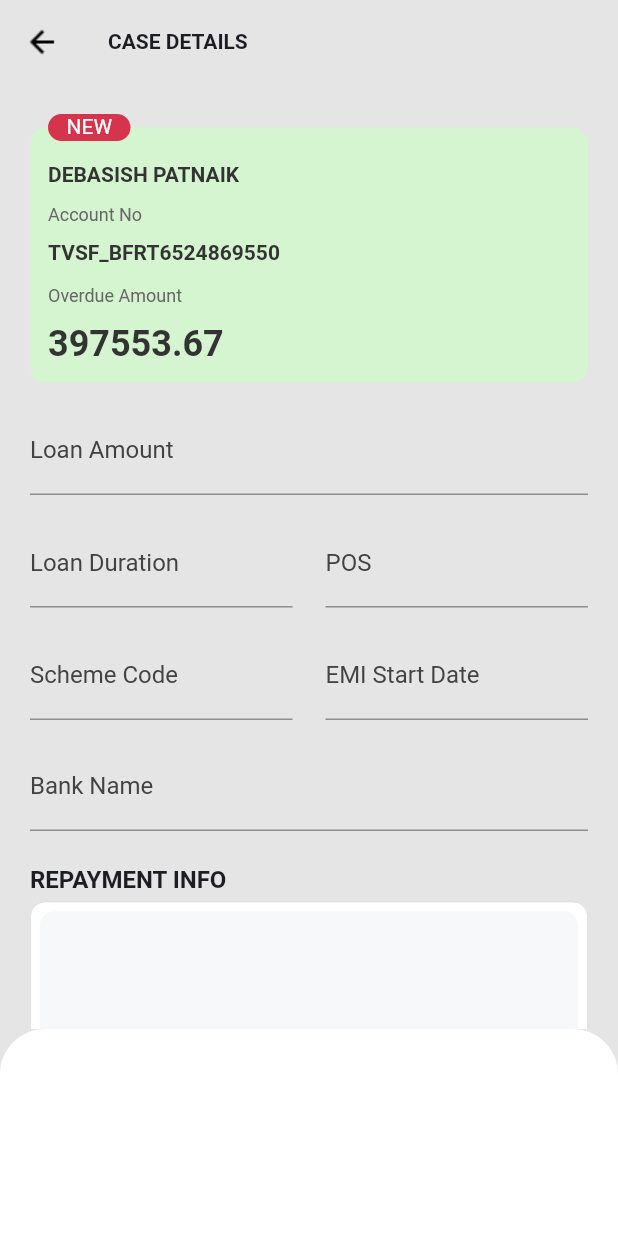
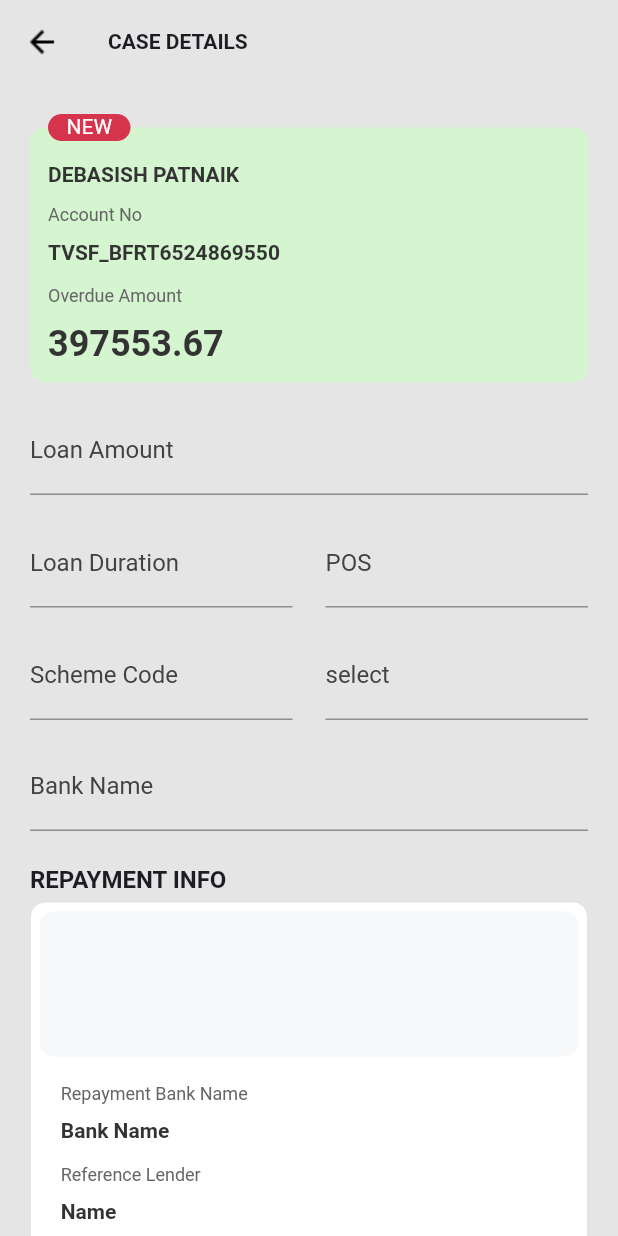
Before and after one commit to krian-kk/flutter-multi-module-app, a Flutter app: the screen it shows after launch, on a phone screen of 412 x 824 dp. Run offline on Flutter 3.47's test engine with Material 2 defaults, Android fonts, the phone set to English and light mode, and no system bars; our stand-ins replace bloc, easy_localization, equatable, flutter_bloc, fluttertoast, geolocator and 1 more; missing offline and left inert: location_permissions; Roboto replaces fonts that are missing (Roboto-Regular).

Commit message:
pull Changed

```diff
--- a/lib/screen/case_details_screen/case_details_screen.dart
+++ b/lib/screen/case_details_screen/case_details_screen.dart
@@ -5,6 +5,7 @@ import 'package:origa/screen/search_allocation_details_screen/search_allocation_
 import 'package:origa/utils/color_resource.dart';
 import 'package:origa/utils/font.dart';
 import 'package:origa/utils/image_resource.dart';
+import 'package:origa/utils/string_resource.dart';
 import 'package:origa/widgets/custom_button.dart';
 import 'package:origa/widgets/custom_text.dart';
 
@@ -38,7 +39,7 @@ class _CaseDetailsScreenState extends State<CaseDetailsScreen> {
       appBar: AppBar(
         backgroundColor: ColorResource.colorE5E5E5,
         title: CustomText(
-            'CASE DETAILS',
+          StringResource.caseDetials,
           fontWeight: FontWeight.w700,
         ),
         leading: Image.asset(
@@ -50,9 +51,7 @@ class _CaseDetailsScreenState extends State<CaseDetailsScreen> {
       ),
       body: BlocListener<CaseDetailsBloc, CaseDetailsState>(
         bloc: bloc,
-          listener: (context, state) {
-            // TODO: implement listener
-          },
+        listener: (context, state) {},
         child: BlocBuilder<CaseDetailsBloc, CaseDetailsState>(
           bloc: bloc,
           builder: (context, state) {
@@ -93,7 +92,7 @@ class _CaseDetailsScreenState extends State<CaseDetailsScreen> {
                                         ),
                                         const SizedBox(height: 11),
                                         CustomText(
-                                        'Account No',
+                                          StringResource.accountNo,
                                           fontWeight: FontWeight.w400,
                                           fontSize: FontSize.twelve,
                                           fontStyle: FontStyle.normal,
@@ -109,7 +108,7 @@ class _CaseDetailsScreenState extends State<CaseDetailsScreen> {
                                         ),
                                         const SizedBox(height: 13),
                                         CustomText(
-                                        'Overdue Amount',
+                                          StringResource.overdueAmount,
                                           fontWeight: FontWeight.w400,
                                           fontSize: FontSize.twelve,
                                           fontStyle: FontStyle.normal,
@@ -139,7 +138,7 @@ class _CaseDetailsScreenState extends State<CaseDetailsScreen> {
                                           Radius.circular(30.0))),
                                   child: Center(
                                     child: CustomText(
-                                    'NEW',
+                                      StringResource.nEW,
                                       color: ColorResource.colorFFFFFF,
                                     ),
                                   ),
@@ -152,21 +151,20 @@ class _CaseDetailsScreenState extends State<CaseDetailsScreen> {
                         TextField(
                           controller: loanAmountController,
                           decoration: new InputDecoration(
-                            hintText: "Enter Loan Amount.",
-                            labelText: "Loan Amount",
-                            labelStyle:
-                                new TextStyle(color: const Color(0xFF424242))),
+                              labelText: StringResource.loanAmount,
+                              labelStyle: new TextStyle(
+                                  color: const Color(0xFF424242))),
                         ),
                         const SizedBox(height: 16),
                         Row(
                           children: [
                             Container(
-                            width: (MediaQuery.of(context).size.width - 62) / 2,
+                              width:
+                                  (MediaQuery.of(context).size.width - 62) / 2,
                               child: TextField(
                                 controller: loanDurationController,
                                 decoration: new InputDecoration(
-                                  hintText: "Enter Loan Duration",
-                                  labelText: "Loan Duration",
+                                    labelText: StringResource.loanDuration,
                                     focusColor: ColorResource.colorE5EAF6,
                                     labelStyle: new TextStyle(
                                         color: const Color(0xFF424242))),
@@ -174,12 +172,12 @@ class _CaseDetailsScreenState extends State<CaseDetailsScreen> {
                             ),
                             const SizedBox(width: 22),
                             Container(
-                            width: (MediaQuery.of(context).size.width - 62) / 2,
+                              width:
+                                  (MediaQuery.of(context).size.width - 62) / 2,
                               child: TextField(
                                 controller: loanDurationController,
                                 decoration: new InputDecoration(
-                                  hintText: "Enter POS",
-                                  labelText: "POS",
+                                    labelText: StringResource.pos,
                                     focusColor: ColorResource.colorE5EAF6,
                                     labelStyle: new TextStyle(
                                         color: const Color(0xFF424242))),
@@ -191,12 +189,12 @@ class _CaseDetailsScreenState extends State<CaseDetailsScreen> {
                         Row(
                           children: [
                             Container(
-                            width: (MediaQuery.of(context).size.width - 62) / 2,
+                              width:
+                                  (MediaQuery.of(context).size.width - 62) / 2,
                               child: TextField(
                                 controller: loanDurationController,
                                 decoration: new InputDecoration(
-                                  hintText: "Enter Scheme Code",
-                                  labelText: "Scheme Code",
+                                    labelText: StringResource.schemeCode,
                                     focusColor: ColorResource.colorE5EAF6,
                                     labelStyle: new TextStyle(
                                         color: const Color(0xFF424242))),
@@ -204,12 +202,12 @@ class _CaseDetailsScreenState extends State<CaseDetailsScreen> {
                             ),
                             const SizedBox(width: 22),
                             Container(
-                            width: (MediaQuery.of(context).size.width - 62) / 2,
+                              width:
+                                  (MediaQuery.of(context).size.width - 62) / 2,
                               child: TextField(
                                 controller: loanDurationController,
                                 decoration: new InputDecoration(
-                                  hintText: "Enter EMI Start Date",
-                                  labelText: "EMI Start Date",
+                                    labelText: StringResource.emiStartDate,
                                     focusColor: ColorResource.colorE5EAF6,
                                     labelStyle: new TextStyle(
                                         color: const Color(0xFF424242))),
@@ -221,15 +219,14 @@ class _CaseDetailsScreenState extends State<CaseDetailsScreen> {
                         TextField(
                           controller: loanDurationController,
                           decoration: new InputDecoration(
-                            hintText: "Enter Bank Name",
-                            labelText: "Bank Name",
+                              labelText: StringResource.bankName,
                               focusColor: ColorResource.colorE5EAF6,
-                            labelStyle:
-                                new TextStyle(color: const Color(0xFF424242))),
+                              labelStyle: new TextStyle(
+                                  color: const Color(0xFF424242))),
                         ),
                         SizedBox(height: 23),
                         CustomText(
-                        'REPAYMENT INFO',
+                          StringResource.repaymentInfo,
                           fontSize: FontSize.sixteen,
                           fontWeight: FontWeight.w700,
                           fontStyle: FontStyle.normal,
@@ -263,7 +260,7 @@ class _CaseDetailsScreenState extends State<CaseDetailsScreen> {
                                   crossAxisAlignment: CrossAxisAlignment.start,
                                   children: [
                                     CustomText(
-                                    'Repayment Bank Name',
+                                      StringResource.repaymentBankName,
                                       fontSize: FontSize.twelve,
                                       fontWeight: FontWeight.w400,
                                       fontStyle: FontStyle.normal,
@@ -279,7 +276,7 @@ class _CaseDetailsScreenState extends State<CaseDetailsScreen> {
                                     ),
                                     const SizedBox(height: 14),
                                     CustomText(
-                                    'Reference Lender',
+                                      StringResource.referenceLender,
                                       fontSize: FontSize.twelve,
                                       fontWeight: FontWeight.w400,
                                       fontStyle: FontStyle.normal,
@@ -295,7 +292,7 @@ class _CaseDetailsScreenState extends State<CaseDetailsScreen> {
                                     ),
                                     const SizedBox(height: 14),
                                     CustomText(
-                                    'Reference URL',
+                                      StringResource.referenceURL,
                                       fontSize: FontSize.twelve,
                                       fontWeight: FontWeight.w400,
                                       fontStyle: FontStyle.normal,
@@ -315,13 +312,13 @@ class _CaseDetailsScreenState extends State<CaseDetailsScreen> {
                                           MainAxisAlignment.spaceBetween,
                                       children: [
                                         CustomButton(
-                                        'SEND SMS',
+                                          StringResource.sendSMS,
                                           width: 120,
                                           height: 40,
                                         ),
                                         SizedBox(width: 10),
                                         CustomButton(
-                                        'SEND SMS',
+                                          StringResource.sendWHATSAPP,
                                           width: 155,
                                           height: 40,
                                         ),
@@ -334,8 +331,8 @@ class _CaseDetailsScreenState extends State<CaseDetailsScreen> {
                           ),
                         ),
                         const SizedBox(height: 27),
-                      CustomText('OTHER LOAN OF'),
-                      CustomText('DEBASISH PATNAIK'),
+                        CustomText(StringResource.oTHERLOANOF),
+                        CustomText(StringResource.dEBASISHPATNAIK),
                         SizedBox(height: 9),
                         ListView.builder(
                             physics: NeverScrollableScrollPhysics(),
@@ -358,11 +355,12 @@ class _CaseDetailsScreenState extends State<CaseDetailsScreen> {
                                         crossAxisAlignment:
                                             CrossAxisAlignment.start,
                                         children: [
-                                        CustomText('Account No'),
+                                          CustomText(StringResource.accountNo),
                                           SizedBox(height: 9),
                                           CustomText('TVSF_BFRT6458922993'),
                                           SizedBox(height: 15),
-                                        CustomText('Overdue Amount'),
+                                          CustomText(
+                                              StringResource.overdueAmount),
                                           SizedBox(height: 9),
                                           Row(
                                             mainAxisAlignment:
@@ -371,7 +369,8 @@ class _CaseDetailsScreenState extends State<CaseDetailsScreen> {
                                               CustomText('408559.17'),
                                               Row(
                                                 children: [
-                                                CustomText('VIEW'),
+                                                  CustomText(
+                                                      StringResource.vIEW),
                                                   const SizedBox(width: 10),
                                                   Image.asset(
                                                       ImageResource.viewShape)
@@ -388,20 +387,60 @@ class _CaseDetailsScreenState extends State<CaseDetailsScreen> {
                               );
                             }),
                       ],
-                  ),
-                ),
-              );
+                    )));
           },
         ),
       ),
-        bottomNavigationBar: Container(
-          width: double.infinity,
-          height: 138,
+      // bottomNavigationBar: DraggableScrollableSheet(
+      //   initialChildSize: .2,
+      //   minChildSize: .2,
+      //   maxChildSize: .9,
+      //   builder: (BuildContext context, ScrollController scrollController) {
+      //     return CustomDraggableScrollableSheet(scrollController);
+      //   },
+      // )
+    );
+  }
+
+  Container CustomDraggableScrollableSheet(ScrollController scrollController) {
+    return Container(
         decoration: new BoxDecoration(
             color: ColorResource.colorFFFFFF,
             borderRadius: new BorderRadius.only(
                 topLeft: Radius.circular(30.0),
                 topRight: Radius.circular(30.0))),
+        child: Column(
+          children: [
+            Padding(
+              padding:
+                  const EdgeInsets.symmetric(horizontal: 23.0, vertical: 25.0),
+              child: Column(
+                children: [
+                  Row(
+                    mainAxisAlignment: MainAxisAlignment.spaceBetween,
+                    children: [
+                      Column(
+                        children: [
+                          CustomText(
+                              '2/345, 6th Main Road Gomathipuram, Madurai - 625032'),
+                        ],
+                      ),
+                      Row(
+                        children: [
+                          Image.asset(ImageResource.close),
+                        ],
+                      )
+                    ],
+                  ),
+                  ListTile(
+                    trailing: Image.asset(ImageResource.close),
+                    title: CustomText(
+                        '2/345, 6th Main Road Gomathipuram, Madurai - 625032'),
+                  ),
+                ],
+              ),
+            )
+          ],
         ));
   }
 }
--- a/lib/utils/string_resource.dart
+++ b/lib/utils/string_resource.dart
@@ -67,4 +67,34 @@ class StringResource {
   static const String showMultiSelectionBottomSheet =
       'showMultiSelectionBottomSheet';
   static const String search = 'search';
+
+  static const String searchAllocationDetails = 'SEARCH ALLOCATION DETAILS';
+  static const String accountNo = 'Account No';
+  static const String customerName = 'Customer Name';
+  static const String dpdBucket = 'DPD/Bucket';
+  static const String status = 'Status';
+  static const String pincode = 'Pincode';
+  static const String customerID = 'Customer ID';
+  static const String myRecentActivity = 'My Recent Activity';
+  static const String showOnlyTopResults = 'Show Only Top Results';
+  static const String sEARCH = 'SEARCH';
+  static const String nEW = 'NEW';
+  static const String overdueAmount = 'Overdue Amount';
+  static const String loanAmount = 'Loan Amount';
+  static const String loanDuration = 'Loan Duration';
+  static const String pos = 'POS';
+  static const String schemeCode = 'Scheme Code';
+  static const String emiStartDate = 'select';
+  static const String bankName = 'Bank Name';
+  static const String repaymentInfo = 'REPAYMENT INFO';
+  static const String beneficiaryDetails = 'Beneficiary Details';
+  static const String repaymentBankName = 'Repayment Bank Name';
+  static const String referenceLender = 'Reference Lender';
+  static const String referenceURL = 'Reference URL';
+  static const String caseDetials = 'CASE DETAILS';
+  static const String sendSMS = 'SEND SMS';
+  static const String sendWHATSAPP = 'SEND WHATSAPP';
+  static const String oTHERLOANOF = 'OTHER LOAN OF';
+  static const String dEBASISHPATNAIK = 'DEBASISH PATNAIK';
+  static const String vIEW = 'VIEW';
 }
```
Also changed, not shown: lib/screen/search_allocation_details_screen/search_allocation_details_screen.dart (+12 -12 lines). Lines whose indentation alone changed are shown as unchanged.
